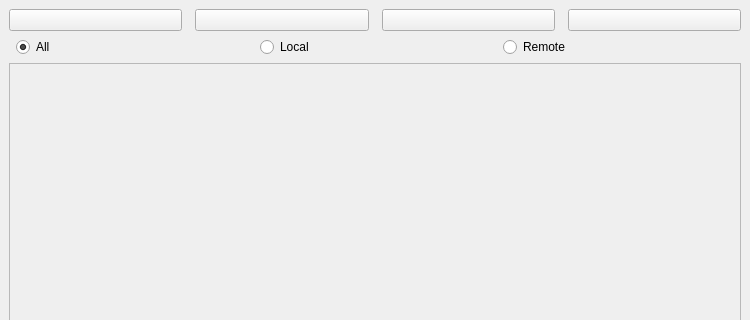
The window that Homework.ui (zsz12251665/HOSS-Client) describes before a commit, drawn with Qt 5; both pictures show x 0 to 750 and y 0 to 320 of the 750 by 800 pixel window.
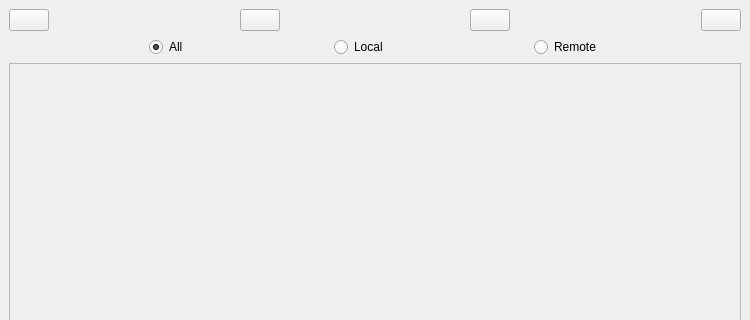
The same window after the commit. Icons and pictures are not drawn.

What changed in the file:
```diff
--- a/Homework.ui
+++ b/Homework.ui
@@ -30,6 +30,12 @@
         <property name="orientation">
          <enum>Qt::Horizontal</enum>
         </property>
+        <property name="sizeHint" stdset="0">
+         <size>
+          <width>0</width>
+          <height>0</height>
+         </size>
+        </property>
        </spacer>
       </item>
       <item>
@@ -45,6 +51,12 @@
         <property name="orientation">
          <enum>Qt::Horizontal</enum>
         </property>
+        <property name="sizeHint" stdset="0">
+         <size>
+          <width>0</width>
+          <height>0</height>
+         </size>
+        </property>
        </spacer>
       </item>
       <item>
@@ -60,6 +72,12 @@
         <property name="orientation">
          <enum>Qt::Horizontal</enum>
         </property>
+        <property name="sizeHint" stdset="0">
+         <size>
+          <width>0</width>
+          <height>0</height>
+         </size>
+        </property>
        </spacer>
       </item>
       <item>
@@ -79,6 +97,12 @@
         <property name="orientation">
          <enum>Qt::Horizontal</enum>
         </property>
+        <property name="sizeHint" stdset="0">
+         <size>
+          <width>0</width>
+          <height>0</height>
+         </size>
+        </property>
        </spacer>
       </item>
       <item>
@@ -96,6 +120,12 @@
         <property name="orientation">
          <enum>Qt::Horizontal</enum>
         </property>
+        <property name="sizeHint" stdset="0">
+         <size>
+          <width>0</width>
+          <height>0</height>
+         </size>
+        </property>
        </spacer>
       </item>
       <item>
@@ -113,6 +143,12 @@
         <property name="orientation">
          <enum>Qt::Horizontal</enum>
         </property>
+        <property name="sizeHint" stdset="0">
+         <size>
+          <width>0</width>
+          <height>0</height>
+         </size>
+        </property>
        </spacer>
       </item>
       <item>
@@ -127,6 +163,12 @@
         <property name="orientation">
          <enum>Qt::Horizontal</enum>
         </property>
+        <property name="sizeHint" stdset="0">
+         <size>
+          <width>0</width>
+          <height>0</height>
+         </size>
+        </property>
        </spacer>
       </item>
      </layout>
```
Left out of the diff: 18 changed lines with no effect on the pictures.
